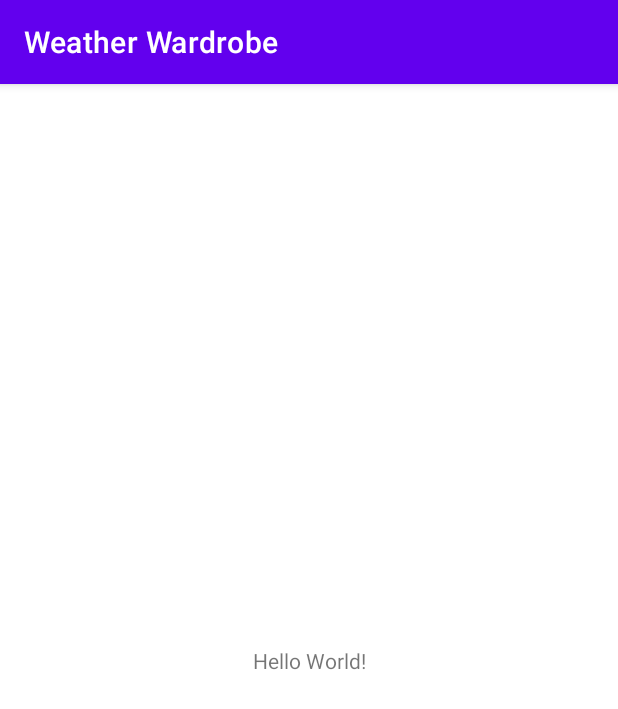
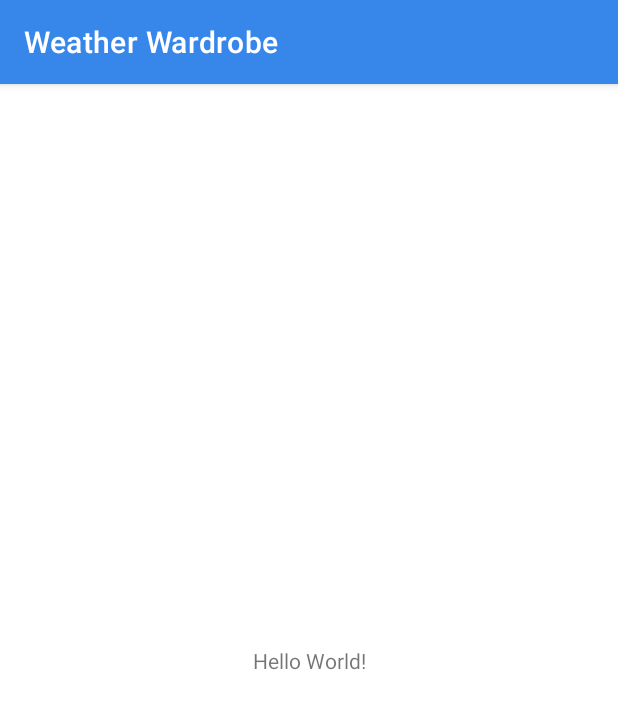
Before and after one commit to mohammed-akkad/weather-wardrobe, an Android app: the screen it shows after launch (MainActivity), on a phone screen of 412 x 824 dp. Shown: the top 709 px of the screen. Run offline under Robolectric (Android 15) with nearby library versions, the phone set to English and light mode, and no system bars.

Commit message:
add:primary color

```diff
--- a/app/src/main/res/values/colors.xml
+++ b/app/src/main/res/values/colors.xml
@@ -1,10 +1,6 @@
 <?xml version="1.0" encoding="utf-8"?>
 <resources>
-    <color name="purple_200">#FFBB86FC</color>
-    <color name="purple_500">#FF6200EE</color>
-    <color name="purple_700">#FF3700B3</color>
-    <color name="teal_200">#FF03DAC5</color>
-    <color name="teal_700">#FF018786</color>
-    <color name="black">#FF000000</color>
-    <color name="white">#FFFFFFFF</color>
+    <color name="primary">#3787EB</color>
+    <color name="on_primary">#FFFFFF</color>
+    <color name="background">#FAFAFA</color>
 </resources>
--- a/app/src/main/res/values/themes.xml
+++ b/app/src/main/res/values/themes.xml
@@ -2,13 +2,10 @@
     <!-- Base application theme. -->
     <style name="Theme.WeatherWardrobe" parent="Theme.MaterialComponents.DayNight.DarkActionBar">
         <!-- Primary brand color. -->
-        <item name="colorPrimary">@color/purple_500</item>
-        <item name="colorPrimaryVariant">@color/purple_700</item>
-        <item name="colorOnPrimary">@color/white</item>
-        <!-- Secondary brand color. -->
-        <item name="colorSecondary">@color/teal_200</item>
-        <item name="colorSecondaryVariant">@color/teal_700</item>
-        <item name="colorOnSecondary">@color/black</item>
+        <item name="colorPrimary">@color/primary</item>
+        <item name="colorPrimaryVariant">@color/primary</item>
+        <item name="colorOnPrimary">@color/on_primary</item>
+
         <!-- Status bar color. -->
         <item name="android:statusBarColor">?attr/colorPrimaryVariant</item>
         <!-- Customize your theme here. -->
```
